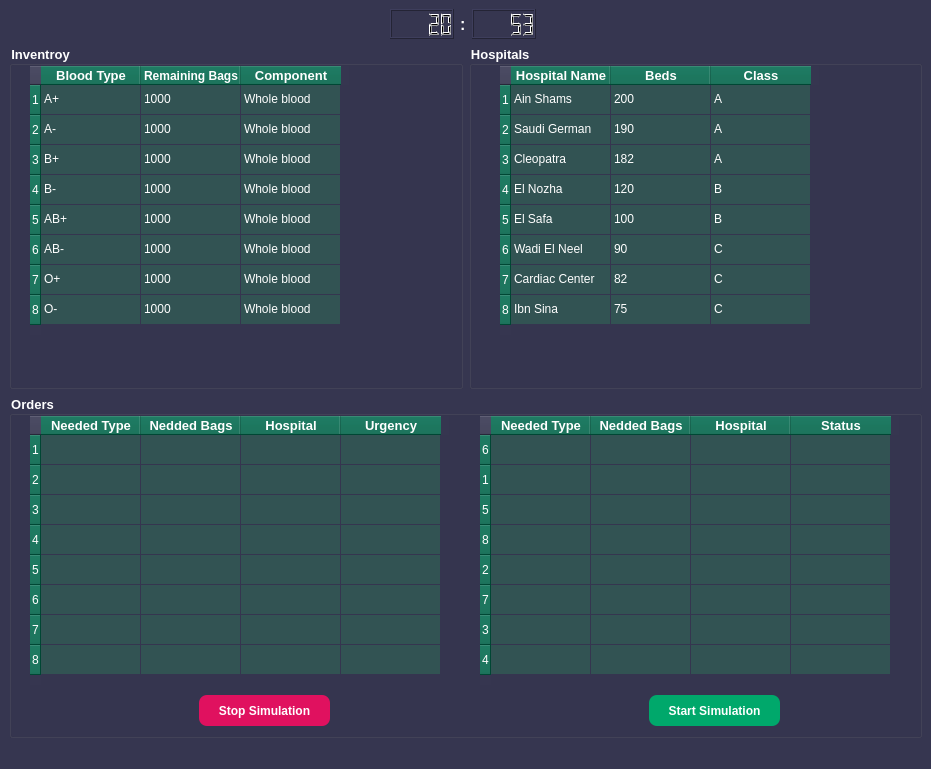
tahaaa22/Optimal-Blood-Bank-Allocation, file Design.ui: the form before one commit.
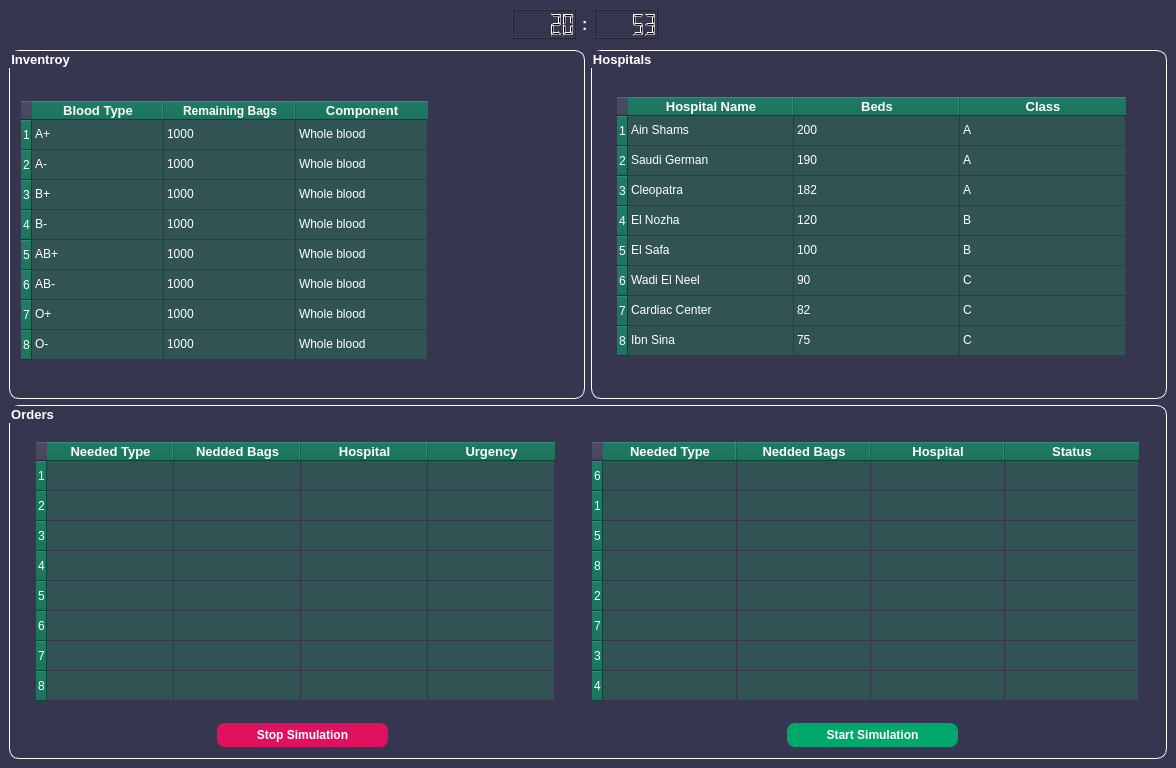
The form after the commit. Icons and pictures are not drawn.

Commit message: fix: alignment of tables and buttons

The edit to the form file:
```diff
--- a/Design.ui
+++ b/Design.ui
@@ -6,8 +6,8 @@
    <rect>
     <x>0</x>
     <y>0</y>
-    <width>931</width>
-    <height>769</height>
+    <width>1176</width>
+    <height>768</height>
    </rect>
   </property>
   <property name="minimumSize">
@@ -27,6 +27,15 @@
    <string notr="true">background-color: rgb(54, 54, 80)</string>
   </property>
   <widget class="QWidget" name="centralwidget">
+   <property name="styleSheet">
+    <string notr="true">QTableWidget{border-radius: 20px;
+}
+#groupBox_2, #groupBox, #groupBox_3{
+border-radius: 10px;
+border: 1px solid white;
+}
+</string>
+   </property>
    <layout class="QGridLayout" name="gridLayout">
     <item row="0" column="3">
      <widget class="QLCDNumber" name="Seconds_LCD">
@@ -45,6 +54,9 @@
      <layout class="QVBoxLayout" name="verticalLayout">
       <item>
        <layout class="QHBoxLayout" name="horizontalLayout">
+        <property name="topMargin">
+         <number>5</number>
+        </property>
         <item>
          <widget class="QGroupBox" name="groupBox">
           <property name="font">
@@ -60,14 +72,26 @@
           <property name="title">
            <string>Inventroy</string>
           </property>
+          <layout class="QGridLayout" name="gridLayout_3">
+           <property name="topMargin">
+            <number>30</number>
+           </property>
+           <property name="verticalSpacing">
+            <number>6</number>
+           </property>
+           <item row="0" column="0">
           <widget class="QTableWidget" name="inventory_table">
-           <property name="geometry">
-            <rect>
-             <x>20</x>
-             <y>20</y>
-             <width>321</width>
-             <height>271</height>
-            </rect>
+             <property name="sizePolicy">
+              <sizepolicy hsizetype="Preferred" vsizetype="Preferred">
+               <horstretch>0</horstretch>
+               <verstretch>0</verstretch>
+              </sizepolicy>
+             </property>
+             <property name="minimumSize">
+              <size>
+               <width>200</width>
+               <height>0</height>
+              </size>
            </property>
            <property name="styleSheet">
             <string notr="true">QHeaderView::section {
@@ -85,9 +109,15 @@
 	
 }</string>
            </property>
+             <property name="sizeAdjustPolicy">
+              <enum>QAbstractScrollArea::AdjustToContents</enum>
+             </property>
            <property name="editTriggers">
             <set>QAbstractItemView::NoEditTriggers</set>
            </property>
+             <attribute name="horizontalHeaderDefaultSectionSize">
+              <number>132</number>
+             </attribute>
            <row>
             <property name="text">
              <string>1</string>
@@ -285,6 +315,8 @@
             </property>
            </item>
           </widget>
+           </item>
+          </layout>
          </widget>
         </item>
         <item>
@@ -302,14 +334,20 @@
           <property name="title">
            <string>Hospitals </string>
           </property>
+          <layout class="QGridLayout" name="gridLayout_2">
+           <item row="0" column="0" alignment="Qt::AlignHCenter|Qt::AlignVCenter">
           <widget class="QTableWidget" name="hospitals_table">
-           <property name="geometry">
-            <rect>
-             <x>30</x>
-             <y>20</y>
-             <width>321</width>
-             <height>271</height>
-            </rect>
+             <property name="sizePolicy">
+              <sizepolicy hsizetype="Preferred" vsizetype="Preferred">
+               <horstretch>0</horstretch>
+               <verstretch>0</verstretch>
+              </sizepolicy>
+             </property>
+             <property name="minimumSize">
+              <size>
+               <width>200</width>
+               <height>0</height>
+              </size>
            </property>
            <property name="styleSheet">
             <string notr="true">QHeaderView::section {
@@ -327,9 +365,15 @@
 	
 }</string>
            </property>
+             <property name="sizeAdjustPolicy">
+              <enum>QAbstractScrollArea::AdjustToContents</enum>
+             </property>
            <property name="editTriggers">
             <set>QAbstractItemView::NoEditTriggers</set>
            </property>
+             <attribute name="horizontalHeaderDefaultSectionSize">
+              <number>166</number>
+             </attribute>
            <row>
             <property name="text">
              <string>1</string>
@@ -527,6 +571,8 @@
             </property>
            </item>
           </widget>
+           </item>
+          </layout>
          </widget>
         </item>
        </layout>
@@ -552,14 +598,20 @@
         <property name="title">
          <string>Orders</string>
         </property>
+        <layout class="QGridLayout" name="gridLayout_4">
+         <item row="0" column="0" alignment="Qt::AlignHCenter|Qt::AlignVCenter">
         <widget class="QTableWidget" name="orders_table">
-         <property name="geometry">
-          <rect>
-           <x>20</x>
-           <y>20</y>
-           <width>421</width>
-           <height>271</height>
-          </rect>
+           <property name="sizePolicy">
+            <sizepolicy hsizetype="Expanding" vsizetype="Minimum">
+             <horstretch>0</horstretch>
+             <verstretch>0</verstretch>
+            </sizepolicy>
+           </property>
+           <property name="minimumSize">
+            <size>
+             <width>534</width>
+             <height>267</height>
+            </size>
          </property>
          <property name="styleSheet">
           <string notr="true">QHeaderView::section {
@@ -580,6 +632,9 @@
          <property name="editTriggers">
           <set>QAbstractItemView::NoEditTriggers</set>
          </property>
+           <attribute name="horizontalHeaderDefaultSectionSize">
+            <number>127</number>
+           </attribute>
          <row>
           <property name="text">
            <string>1</string>
@@ -709,48 +764,187 @@
           </property>
          </item>
         </widget>
-        <widget class="QPushButton" name="start_button">
-         <property name="geometry">
-          <rect>
-           <x>640</x>
-           <y>300</y>
-           <width>131</width>
-           <height>31</height>
-          </rect>
-         </property>
-         <property name="font">
-          <font>
-           <pointsize>9</pointsize>
-           <weight>75</weight>
-           <bold>true</bold>
-          </font>
+         </item>
+         <item row="0" column="1" alignment="Qt::AlignHCenter|Qt::AlignVCenter">
+          <widget class="QTableWidget" name="output_table">
+           <property name="sizePolicy">
+            <sizepolicy hsizetype="Expanding" vsizetype="Minimum">
+             <horstretch>0</horstretch>
+             <verstretch>0</verstretch>
+            </sizepolicy>
+           </property>
+           <property name="minimumSize">
+            <size>
+             <width>561</width>
+             <height>267</height>
+            </size>
          </property>
          <property name="styleSheet">
-          <string notr="true">QPushButton {
-    background-color: #00A86B; 
-    color: white;
-    border-radius: 8px;
-    padding: 5px 10px;
+            <string notr="true">
+QHeaderView::section {
+    background-color:rgb(0, 99, 73);
 }
-
-QPushButton:pressed {
-    background-color: #00804D;
-    border: 1.2px inset gray;
+QTableCornerButton::section {
+    background-color:transparent;
 }
-</string>
-         </property>
+QTableWidget {
+    background-color: transparent; /* Main background */
+}
+QTableWidget::item {
+    background-color: rgb(50, 83, 83);
+    color: rgb(255, 255, 255);
+	
+}</string>
+           </property>
+           <property name="editTriggers">
+            <set>QAbstractItemView::NoEditTriggers</set>
+           </property>
+           <attribute name="horizontalHeaderDefaultSectionSize">
+            <number>134</number>
+           </attribute>
+           <row>
          <property name="text">
-          <string>Start Simulation</string>
-         </property>
-        </widget>
+             <string>6</string>
+            </property>
+           </row>
+           <row>
+            <property name="text">
+             <string>1</string>
+            </property>
+           </row>
+           <row>
+            <property name="text">
+             <string>5</string>
+            </property>
+           </row>
+           <row>
+            <property name="text">
+             <string>8</string>
+            </property>
+           </row>
+           <row>
+            <property name="text">
+             <string>2</string>
+            </property>
+           </row>
+           <row>
+            <property name="text">
+             <string>7</string>
+            </property>
+           </row>
+           <row>
+            <property name="text">
+             <string>3</string>
+            </property>
+           </row>
+           <row>
+            <property name="text">
+             <string>4</string>
+            </property>
+           </row>
+           <column>
+            <property name="text">
+             <string>Needed Type</string>
+            </property>
+            <property name="font">
+             <font>
+              <pointsize>10</pointsize>
+              <weight>75</weight>
+              <bold>true</bold>
+             </font>
+            </property>
+           </column>
+           <column>
+            <property name="text">
+             <string>Nedded Bags</string>
+            </property>
+            <property name="font">
+             <font>
+              <pointsize>10</pointsize>
+              <weight>75</weight>
+              <bold>true</bold>
+             </font>
+            </property>
+           </column>
+           <column>
+            <property name="text">
+             <string>Hospital</string>
+            </property>
+            <property name="font">
+             <font>
+              <pointsize>10</pointsize>
+              <weight>75</weight>
+              <bold>true</bold>
+             </font>
+            </property>
+           </column>
+           <column>
+            <property name="text">
+             <string>Status</string>
+            </property>
+            <property name="font">
+             <font>
+              <pointsize>10</pointsize>
+              <weight>75</weight>
+              <bold>true</bold>
+             </font>
+            </property>
+           </column>
+           <item row="0" column="0">
+            <property name="text">
+             <string/>
+            </property>
+           </item>
+           <item row="1" column="0">
+            <property name="text">
+             <string/>
+            </property>
+           </item>
+           <item row="2" column="0">
+            <property name="text">
+             <string/>
+            </property>
+           </item>
+           <item row="3" column="0">
+            <property name="text">
+             <string/>
+            </property>
+           </item>
+           <item row="4" column="0">
+            <property name="text">
+             <string/>
+            </property>
+           </item>
+           <item row="5" column="0">
+            <property name="text">
+             <string/>
+            </property>
+           </item>
+           <item row="6" column="0">
+            <property name="text">
+             <string/>
+            </property>
+           </item>
+           <item row="7" column="0">
+            <property name="text">
+             <string/>
+            </property>
+           </item>
+          </widget>
+         </item>
+         <item row="1" column="0" alignment="Qt::AlignHCenter">
         <widget class="QPushButton" name="stop_button">
-         <property name="geometry">
-          <rect>
-           <x>190</x>
-           <y>300</y>
-           <width>131</width>
-           <height>31</height>
-          </rect>
+           <property name="minimumSize">
+            <size>
+             <width>171</width>
+             <height>0</height>
+            </size>
+           </property>
+           <property name="maximumSize">
+            <size>
+             <width>300</width>
+             <height>16777215</height>
+            </size>
          </property>
          <property name="font">
           <font>
@@ -777,168 +971,53 @@
           <string>Stop Simulation</string>
          </property>
         </widget>
-        <widget class="QTableWidget" name="output_table">
-         <property name="geometry">
-          <rect>
-           <x>470</x>
-           <y>20</y>
-           <width>421</width>
-           <height>271</height>
-          </rect>
+         </item>
+         <item row="1" column="1" alignment="Qt::AlignHCenter">
+          <widget class="QPushButton" name="start_button">
+           <property name="minimumSize">
+            <size>
+             <width>171</width>
+             <height>0</height>
+            </size>
+           </property>
+           <property name="maximumSize">
+            <size>
+             <width>300</width>
+             <height>16777215</height>
+            </size>
+           </property>
+           <property name="font">
+            <font>
+             <pointsize>9</pointsize>
+             <weight>75</weight>
+             <bold>true</bold>
+            </font>
          </property>
          <property name="styleSheet">
-          <string notr="true">QHeaderView::section {
-    background-color:rgb(0, 99, 73);
+            <string notr="true">QPushButton {
+    background-color: #00A86B; 
+    color: white;
+    border-radius: 8px;
+    padding: 5px 10px;
 }
-QTableCornerButton::section {
-    background-color:transparent;
+
+QPushButton:pressed {
+    background-color: #00804D;
+    border: 1.2px inset gray;
 }
-QTableWidget {
-    background-color: transparent; /* Main background */
-}
-QTableWidget::item {
-    background-color: rgb(50, 83, 83);
-    color: rgb(255, 255, 255);
-	
-}</string>
-         </property>
-         <property name="editTriggers">
-          <set>QAbstractItemView::NoEditTriggers</set>
-         </property>
-         <row>
+</string>
+           </property>
           <property name="text">
-           <string>6</string>
-          </property>
-         </row>
-         <row>
-          <property name="text">
-           <string>1</string>
-          </property>
-         </row>
-         <row>
-          <property name="text">
-           <string>5</string>
-          </property>
-         </row>
-         <row>
-          <property name="text">
-           <string>8</string>
-          </property>
-         </row>
-         <row>
-          <property name="text">
-           <string>2</string>
-          </property>
-         </row>
-         <row>
-          <property name="text">
-           <string>7</string>
-          </property>
-         </row>
-         <row>
-          <property name="text">
-           <string>3</string>
-          </property>
-         </row>
-         <row>
-          <property name="text">
-           <string>4</string>
-          </property>
-         </row>
-         <column>
-          <property name="text">
-           <string>Needed Type</string>
-          </property>
-          <property name="font">
-           <font>
-            <pointsize>10</pointsize>
-            <weight>75</weight>
-            <bold>true</bold>
-           </font>
-          </property>
-         </column>
-         <column>
-          <property name="text">
-           <string>Nedded Bags</string>
-          </property>
-          <property name="font">
-           <font>
-            <pointsize>10</pointsize>
-            <weight>75</weight>
-            <bold>true</bold>
-           </font>
-          </property>
-         </column>
-         <column>
-          <property name="text">
-           <string>Hospital</string>
-          </property>
-          <property name="font">
-           <font>
-            <pointsize>10</pointsize>
-            <weight>75</weight>
-            <bold>true</bold>
-           </font>
-          </property>
-         </column>
-         <column>
-          <property name="text">
-           <string>Status</string>
-          </property>
-          <property name="font">
-           <font>
-            <pointsize>10</pointsize>
-            <weight>75</weight>
-            <bold>true</bold>
-           </font>
-          </property>
-         </column>
-         <item row="0" column="0">
-          <property name="text">
-           <string/>
-          </property>
+            <string>Start Simulation</string>
+           </property>
+          </widget>
          </item>
-         <item row="1" column="0">
-          <property name="text">
-           <string/>
-          </property>
-         </item>
-         <item row="2" column="0">
-          <property name="text">
-           <string/>
-          </property>
-         </item>
-         <item row="3" column="0">
-          <property name="text">
-           <string/>
-          </property>
-         </item>
-         <item row="4" column="0">
-          <property name="text">
-           <string/>
-          </property>
-         </item>
-         <item row="5" column="0">
-          <property name="text">
-           <string/>
-          </property>
-         </item>
-         <item row="6" column="0">
-          <property name="text">
-           <string/>
-          </property>
-         </item>
-         <item row="7" column="0">
-          <property name="text">
-           <string/>
-          </property>
-         </item>
-        </widget>
-       </widget>
+        </layout>
+       </widget>
       </item>
      </layout>
     </item>
-    <item row="0" column="1">
+    <item row="0" column="1" alignment="Qt::AlignHCenter">
      <widget class="QLCDNumber" name="Minutes_LCD">
       <property name="maximumSize">
        <size>
@@ -1005,17 +1084,6 @@
     </item>
    </layout>
   </widget>
-  <widget class="QMenuBar" name="menubar">
-   <property name="geometry">
-    <rect>
-     <x>0</x>
-     <y>0</y>
-     <width>931</width>
-     <height>21</height>
-    </rect>
-   </property>
-  </widget>
-  <widget class="QStatusBar" name="statusbar"/>
  </widget>
  <resources/>
  <connections/>
```
Left out of the diff: 12 changed lines with no effect on the pictures. Lines whose indentation alone changed are shown as unchanged. The commit also changes 1 other file.
